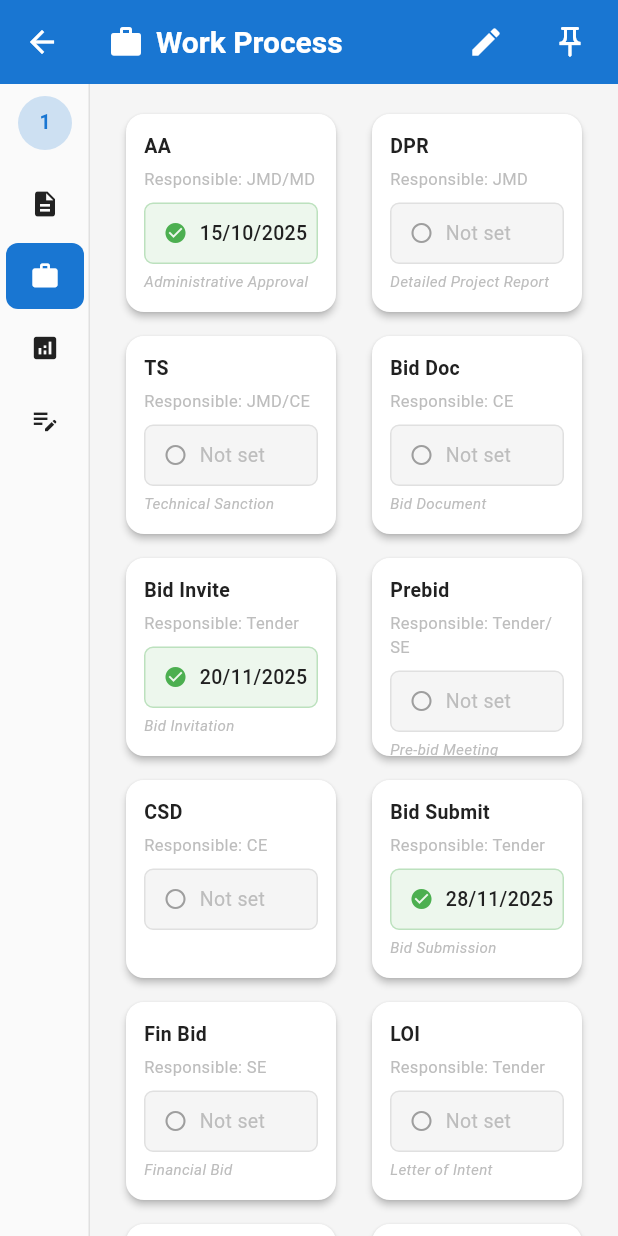
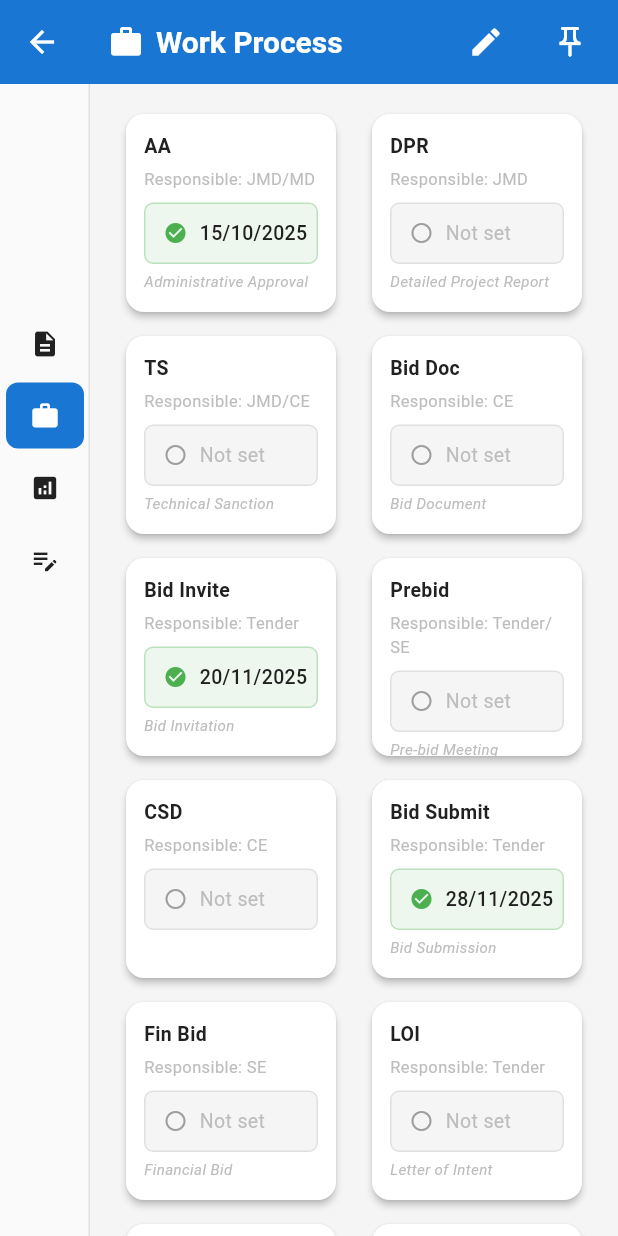
Before and after one commit to Kedar002/MIDC, a Flutter app: the screen it shows after launch, after a tap on an icon or button, on a phone screen of 412 x 824 dp. Run offline on Flutter 3.47's test engine with Material 3 defaults, Android fonts, the light colour scheme and no system bars.

Commit message:
updated the drawer

```diff
--- a/lib/screens/project_detail_screen.dart
+++ b/lib/screens/project_detail_screen.dart
@@ -408,27 +408,8 @@ class _ProjectDetailScreenState extends State<ProjectDetailScreen> {
                                     ],
                                   ),
                                 )
-                              : const SizedBox.shrink(),
+                              : const SizedBox(height: 145, width: 60), // Match expanded height
                         ),
-                        if (!_isDrawerExpanded)
-                          Container(
-                            width: 60,
-                            padding: const EdgeInsets.symmetric(vertical: 8),
-                            child: Center(
-                              child: CircleAvatar(
-                                radius: 18,
-                                backgroundColor: AppTheme.getCategoryColor(widget.project.category).withOpacity(0.2),
-                                child: Text(
-                                  '${widget.project.srNo}',
-                                  style: TextStyle(
-                                    fontSize: 13,
-                                    fontWeight: FontWeight.bold,
-                                    color: AppTheme.getCategoryColor(widget.project.category),
-                                  ),
-                                ),
-                              ),
-                            ),
-                          ),
                         // Navigation Items
                         Expanded(
                           child: ListView(
```
